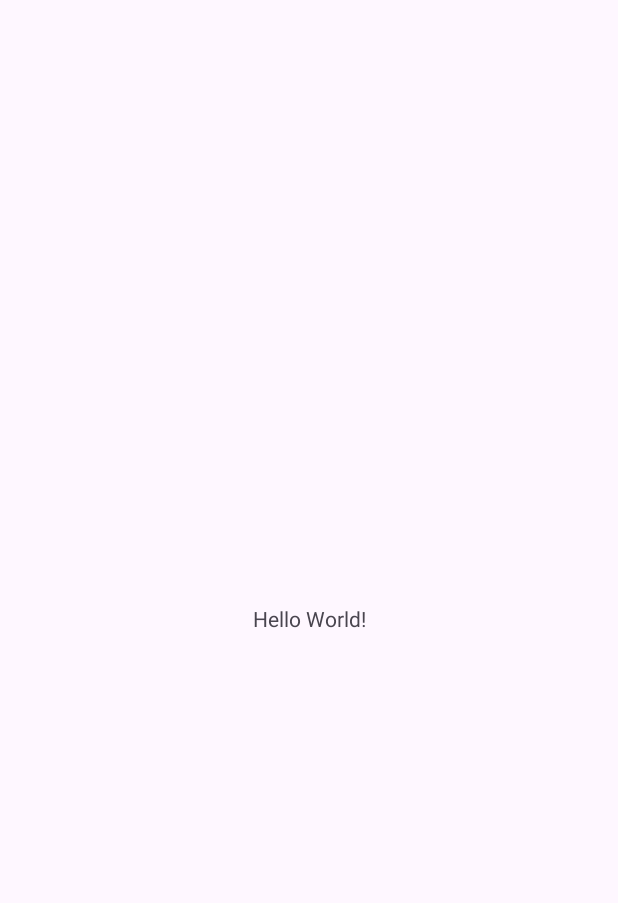
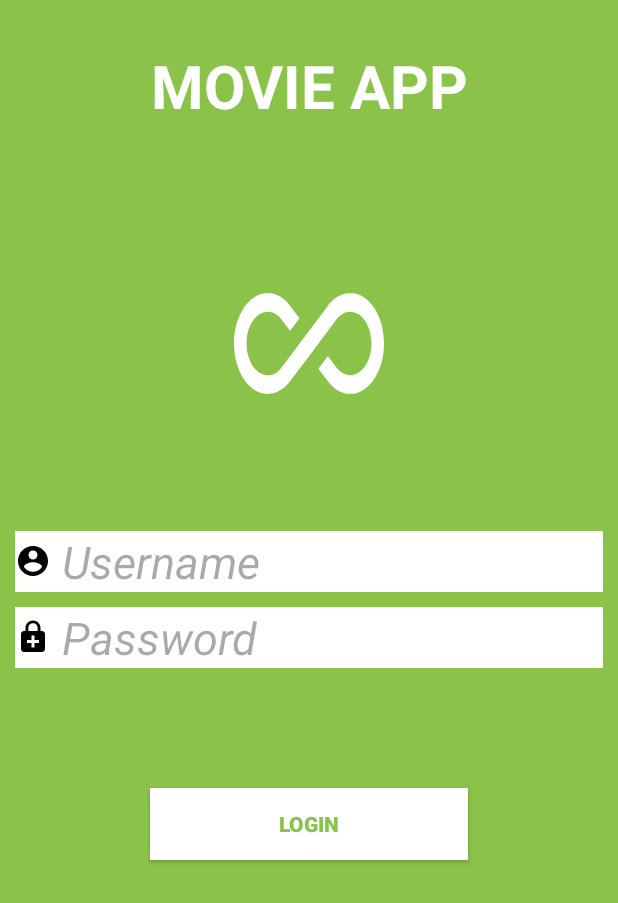
Before and after one commit to va1shnav-m/Movie-App, an Android app: the screen it shows after launch (MainActivity), on a phone screen of 412 x 824 dp. Before the commit the part shown is almost empty. Shown: the top 903 px of the screen. Run offline under Robolectric (Android 15) with nearby library versions, the phone set to English and light mode, and no system bars.

Commit message:
Project Created

```diff
--- /dev/null
+++ b/app/src/main/res/drawable/baseline_account_circle_24.xml
@@ -0,0 +1,5 @@
+<vector xmlns:android="http://schemas.android.com/apk/res/android" android:height="24dp" android:tint="#000000" android:viewportHeight="24" android:viewportWidth="24" android:width="24dp">
+
+    <path android:fillColor="@android:color/white" android:pathData="M12,2C6.48,2 2,6.48 2,12s4.48,10 10,10 10,-4.48 10,-10S17.52,2 12,2zM12,5c1.66,0 3,1.34 3,3s-1.34,3 -3,3 -3,-1.34 -3,-3 1.34,-3 3,-3zM12,19.2c-2.5,0 -4.71,-1.28 -6,-3.22 0.03,-1.99 4,-3.08 6,-3.08 1.99,0 5.97,1.09 6,3.08 -1.29,1.94 -3.5,3.22 -6,3.22z"/>
+
+</vector>
--- /dev/null
+++ b/app/src/main/res/drawable/baseline_all_inclusive_24.xml
@@ -0,0 +1,5 @@
+<vector xmlns:android="http://schemas.android.com/apk/res/android" android:height="24dp" android:tint="#FFFFFF" android:viewportHeight="24" android:viewportWidth="24" android:width="24dp">
+
+    <path android:fillColor="@android:color/white" android:pathData="M18.6,6.62c-1.44,0 -2.8,0.56 -3.77,1.53L12,10.66 10.48,12h0.01L7.8,14.39c-0.64,0.64 -1.49,0.99 -2.4,0.99 -1.87,0 -3.39,-1.51 -3.39,-3.38S3.53,8.62 5.4,8.62c0.91,0 1.76,0.35 2.44,1.03l1.13,1 1.51,-1.34L9.22,8.2C8.2,7.18 6.84,6.62 5.4,6.62 2.42,6.62 0,9.04 0,12s2.42,5.38 5.4,5.38c1.44,0 2.8,-0.56 3.77,-1.53l2.83,-2.5 0.01,0.01L13.52,12h-0.01l2.69,-2.39c0.64,-0.64 1.49,-0.99 2.4,-0.99 1.87,0 3.39,1.51 3.39,3.38s-1.52,3.38 -3.39,3.38c-0.9,0 -1.76,-0.35 -2.44,-1.03l-1.14,-1.01 -1.51,1.34 1.27,1.12c1.02,1.01 2.37,1.57 3.82,1.57 2.98,0 5.4,-2.41 5.4,-5.38s-2.42,-5.37 -5.4,-5.37z"/>
+
+</vector>
--- /dev/null
+++ b/app/src/main/res/drawable/baseline_enhanced_encryption_24.xml
@@ -0,0 +1,5 @@
+<vector xmlns:android="http://schemas.android.com/apk/res/android" android:height="24dp" android:tint="#000000" android:viewportHeight="24" android:viewportWidth="24" android:width="24dp">
+
+    <path android:fillColor="@android:color/white" android:pathData="M18,8h-1V6c0,-2.76 -2.24,-5 -5,-5S7,3.24 7,6v2H6c-1.1,0 -2,0.9 -2,2v10c0,1.1 0.9,2 2,2h12c1.1,0 2,-0.9 2,-2V10c0,-1.1 -0.9,-2 -2,-2zM8.9,6c0,-1.71 1.39,-3.1 3.1,-3.1s3.1,1.39 3.1,3.1v2H8.9V6zM16,16h-3v3h-2v-3H8v-2h3v-3h2v3h3v2z"/>
+
+</vector>
--- a/app/src/main/res/layout/activity_main.xml
+++ b/app/src/main/res/layout/activity_main.xml
@@ -1,19 +1,65 @@
-<?xml version="1.0" encoding="utf-8"?>
-<androidx.constraintlayout.widget.ConstraintLayout xmlns:android="http://schemas.android.com/apk/res/android"
-    xmlns:app="http://schemas.android.com/apk/res-auto"
-    xmlns:tools="http://schemas.android.com/tools"
-    android:id="@+id/main"
+<LinearLayout
+    android:layout_height="match_parent"
     android:layout_width="match_parent"
-    android:layout_height="match_parent"
-    tools:context=".MainActivity">
+    android:orientation="vertical"
+    android:background="#8BC34A"
+
+    xmlns:android="http://schemas.android.com/apk/res/android">
 
     <TextView
-        android:layout_width="wrap_content"
+        android:layout_width="match_parent"
         android:layout_height="wrap_content"
-        android:text="Hello World!"
-        app:layout_constraintBottom_toBottomOf="parent"
-        app:layout_constraintEnd_toEndOf="parent"
-        app:layout_constraintStart_toStartOf="parent"
-        app:layout_constraintTop_toTopOf="parent" />
+        android:text="MOVIE APP"
+        android:textColor="@color/white"
+        android:textSize="40dp"
+        android:gravity="center"
+        android:layout_marginHorizontal="10dp"
+        android:layout_marginBottom="70dp"
+        android:layout_marginTop="30dp"
+        android:textStyle="bold"/>
 
-</androidx.constraintlayout.widget.ConstraintLayout>
+    <ImageView
+        android:layout_width="100dp"
+        android:layout_height="150dp"
+        android:layout_gravity="center"
+
+        android:background="@drawable/baseline_all_inclusive_24"/>
+
+    <EditText
+        android:layout_width="match_parent"
+        android:drawableLeft="@drawable/baseline_account_circle_24"
+        android:layout_height="wrap_content"
+        android:hint=" Username"
+        android:background="@color/white"
+        android:textStyle="italic"
+        android:textColor="#83A2A0A0"
+        android:id="@+id/username"
+        android:layout_marginHorizontal="10dp"
+        android:layout_marginTop="50dp"
+        android:textSize="30dp"/>
+    <EditText
+        android:layout_width="match_parent"
+        android:layout_height="wrap_content"
+        android:hint=" Password"
+        android:background="@color/white"
+        android:textStyle="italic"
+        android:textColor="#83A2A0A0"
+        android:id="@+id/password"
+       android:drawableLeft="@drawable/baseline_enhanced_encryption_24"
+        android:layout_margin="10dp"
+        android:textSize="30dp"/>
+    <androidx.appcompat.widget.AppCompatButton
+        android:layout_width="match_parent"
+        android:layout_height="wrap_content"
+        android:layout_marginTop="70dp"
+        android:text="LOGIN"
+        android:background="@color/white"
+        android:textColor="#8BC34A"
+        android:textStyle="bold"
+        android:id="@+id/login"
+        android:layout_marginHorizontal="100dp"/>
+
+
+
+
+</LinearLayout>
```
